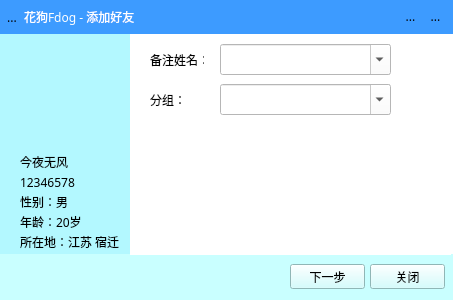
Above: Fdogpc/addfriend.ui from HuaGouFdog/FdogInstantMessaging before the change. Below: the same form after it.
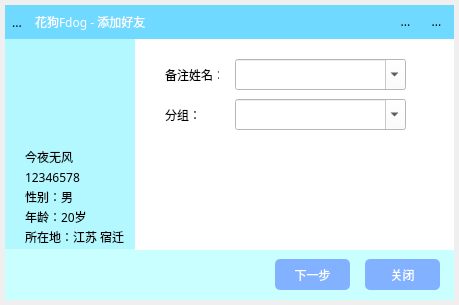
That is the form after the change. The open tabs and pages were chosen to show the change. Icons and pictures are not drawn.

What changed in the file:
```diff
--- a/Fdogpc/addfriend.ui
+++ b/Fdogpc/addfriend.ui
@@ -6,10 +6,16 @@
    <rect>
     <x>0</x>
     <y>0</y>
-    <width>453</width>
-    <height>300</height>
+    <width>459</width>
+    <height>305</height>
    </rect>
   </property>
+  <property name="maximumSize">
+   <size>
+    <width>459</width>
+    <height>337</height>
+   </size>
+  </property>
   <property name="windowTitle">
    <string>Form</string>
   </property>
@@ -18,14 +24,32 @@
 
 }
 #Addfriend{
-background-color: rgb(61, 155, 255);
+
 }</string>
   </property>
-  <layout class="QVBoxLayout" name="verticalLayout">
+  <layout class="QVBoxLayout" name="verticalLayout" stretch="1,10">
    <property name="spacing">
     <number>0</number>
    </property>
    <property name="leftMargin">
+    <number>5</number>
+   </property>
+   <property name="topMargin">
+    <number>5</number>
+   </property>
+   <property name="rightMargin">
+    <number>5</number>
+   </property>
+   <property name="bottomMargin">
+    <number>5</number>
+   </property>
+   <item>
+    <widget class="QWidget" name="widget_4" native="true">
+     <property name="styleSheet">
+      <string notr="true">background-color: rgb(112, 217, 255);</string>
+     </property>
+     <layout class="QHBoxLayout" name="horizontalLayout_2">
+      <property name="leftMargin">
     <number>0</number>
    </property>
    <property name="topMargin">
@@ -170,24 +194,24 @@
      </item>
     </layout>
    </item>
+     </layout>
+    </widget>
+   </item>
    <item>
     <widget class="QWidget" name="widget" native="true">
      <property name="minimumSize">
       <size>
-       <width>0</width>
-       <height>264</height>
+       <width>5</width>
+       <height>5</height>
       </size>
      </property>
-     <property name="styleSheet">
-      <string notr="true">background-color: rgb(255, 255, 255);</string>
-     </property>
      <widget class="QWidget" name="widget_2" native="true">
       <property name="geometry">
        <rect>
         <x>0</x>
         <y>0</y>
         <width>131</width>
-        <height>231</height>
+        <height>211</height>
        </rect>
       </property>
       <property name="styleSheet">
@@ -197,7 +221,7 @@
        <property name="geometry">
         <rect>
          <x>20</x>
-         <y>120</y>
+         <y>110</y>
          <width>61</width>
          <height>16</height>
         </rect>
@@ -216,7 +240,7 @@
        <property name="geometry">
         <rect>
          <x>20</x>
-         <y>140</y>
+         <y>130</y>
          <width>61</width>
          <height>16</height>
         </rect>
@@ -235,7 +259,7 @@
        <property name="geometry">
         <rect>
          <x>20</x>
-         <y>160</y>
+         <y>150</y>
          <width>71</width>
          <height>16</height>
         </rect>
@@ -254,7 +278,7 @@
        <property name="geometry">
         <rect>
          <x>20</x>
-         <y>180</y>
+         <y>170</y>
          <width>71</width>
          <height>16</height>
         </rect>
@@ -273,7 +297,7 @@
        <property name="geometry">
         <rect>
          <x>20</x>
-         <y>200</y>
+         <y>190</y>
          <width>111</width>
          <height>16</height>
         </rect>
@@ -315,8 +339,8 @@
       <property name="geometry">
        <rect>
         <x>0</x>
-        <y>220</y>
-        <width>461</width>
+        <y>210</y>
+        <width>451</width>
         <height>51</height>
        </rect>
       </property>
@@ -326,10 +350,10 @@
       <widget class="QPushButton" name="pushButton">
        <property name="geometry">
         <rect>
-         <x>290</x>
+         <x>270</x>
          <y>10</y>
          <width>75</width>
-         <height>25</height>
+         <height>31</height>
         </rect>
        </property>
        <property name="font">
@@ -338,6 +362,13 @@
          <stylestrategy>PreferAntialias</stylestrategy>
         </font>
        </property>
+       <property name="styleSheet">
+        <string notr="true">background-color: rgb(130, 178, 255);
+border-style:solid;
+color: rgb(255, 255, 255);
+border-radius:5px;
+</string>
+       </property>
        <property name="text">
         <string>下一步</string>
        </property>
@@ -345,10 +376,10 @@
       <widget class="QPushButton" name="pushButton_2">
        <property name="geometry">
         <rect>
-         <x>370</x>
+         <x>360</x>
          <y>10</y>
          <width>75</width>
-         <height>25</height>
+         <height>31</height>
         </rect>
        </property>
        <property name="font">
@@ -357,6 +388,13 @@
          <stylestrategy>PreferAntialias</stylestrategy>
         </font>
        </property>
+       <property name="styleSheet">
+        <string notr="true">background-color: rgb(130, 178, 255);
+border-style:solid;
+color: rgb(255, 255, 255);
+border-radius:5px;
+</string>
+       </property>
        <property name="text">
         <string>关闭</string>
        </property>
@@ -367,10 +405,13 @@
        <rect>
         <x>130</x>
         <y>0</y>
-        <width>321</width>
-        <height>221</height>
+        <width>327</width>
+        <height>211</height>
        </rect>
       </property>
+      <property name="styleSheet">
+       <string notr="true">background-color: rgb(255, 255, 255);</string>
+      </property>
       <property name="currentIndex">
        <number>0</number>
       </property>
@@ -421,8 +462,8 @@
        <widget class="QLabel" name="label_4">
         <property name="geometry">
          <rect>
-          <x>20</x>
-          <y>10</y>
+          <x>30</x>
+          <y>20</y>
           <width>54</width>
           <height>31</height>
          </rect>
@@ -440,12 +481,15 @@
        <widget class="QComboBox" name="comboBox">
         <property name="geometry">
          <rect>
-          <x>90</x>
-          <y>10</y>
+          <x>100</x>
+          <y>20</y>
           <width>171</width>
           <height>31</height>
          </rect>
         </property>
+        <property name="styleSheet">
+         <string notr="true"/>
+        </property>
         <property name="editable">
          <bool>true</bool>
         </property>
@@ -453,8 +497,8 @@
        <widget class="QComboBox" name="comboBox_2">
         <property name="geometry">
          <rect>
-          <x>90</x>
-          <y>50</y>
+          <x>100</x>
+          <y>60</y>
           <width>171</width>
           <height>31</height>
          </rect>
@@ -466,8 +510,8 @@
        <widget class="QLabel" name="label_5">
         <property name="geometry">
          <rect>
-          <x>20</x>
-          <y>50</y>
+          <x>30</x>
+          <y>60</y>
           <width>54</width>
           <height>31</height>
          </rect>
```
Left out of the diff: 29 changed lines with no effect on the pictures. Lines whose indentation alone changed are shown as unchanged.
